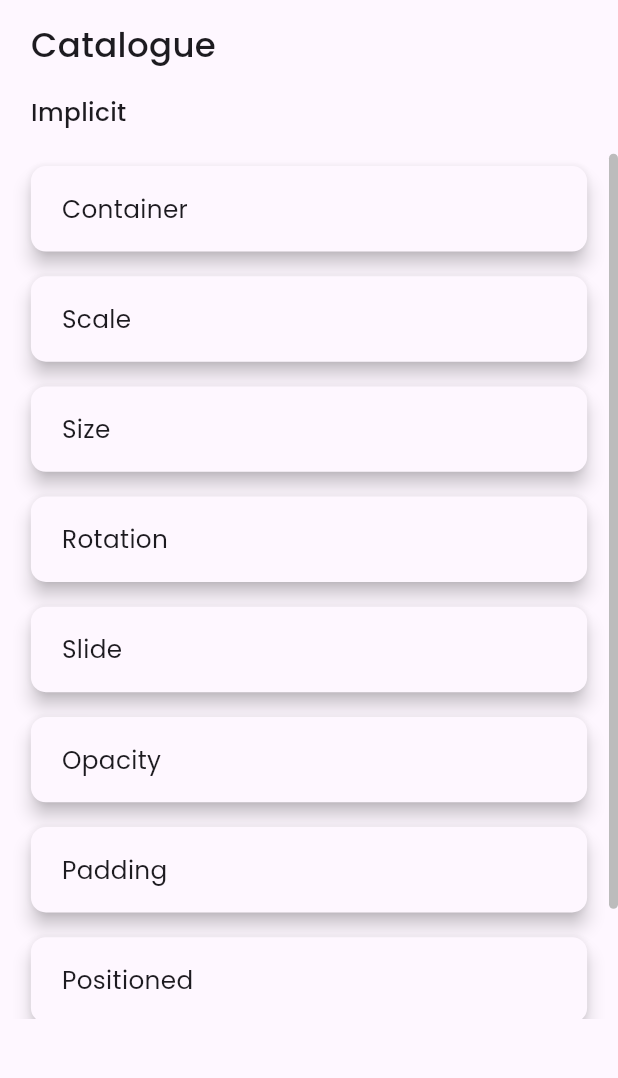
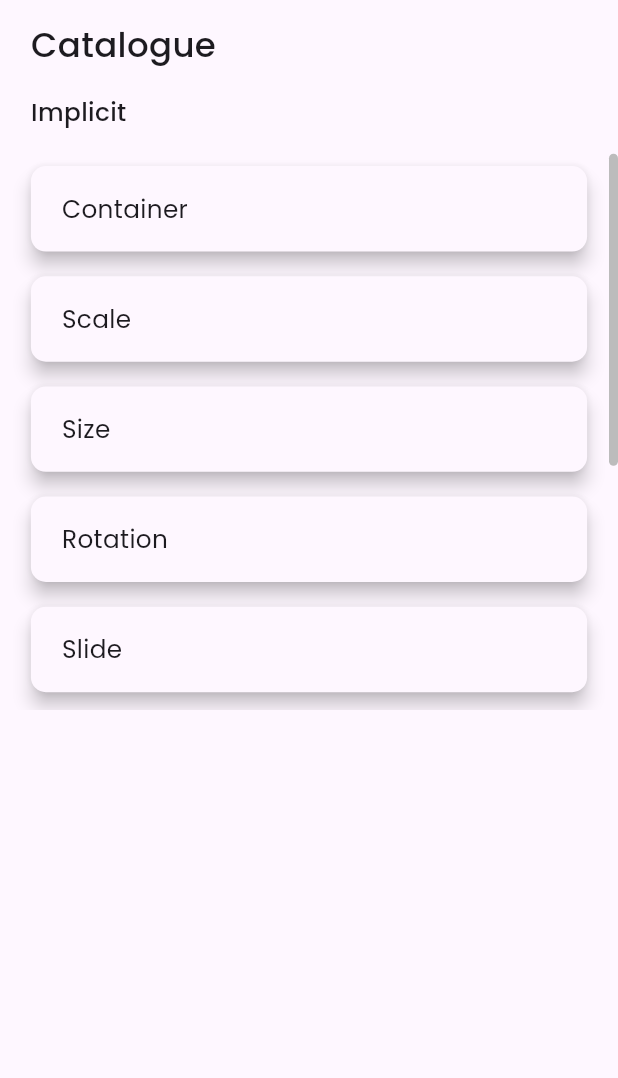
Before and after one commit to bhawesh2002/animotion_gallery, a Flutter app: the screen it shows after launch, on a phone screen of 412 x 824 dp, the part 63-1141 px from its top. Run offline on Flutter 3.47's test engine with Material 3 defaults, Android fonts, the phone set to English and light mode, and no system bars; our stand-ins replace google_fonts.

Commit message:
Update height of Scrollbar in Catalogue page

```diff
--- a/lib/pages/catalogue.dart
+++ b/lib/pages/catalogue.dart
@@ -72,7 +72,7 @@ class Catalogue extends StatelessWidget {
               dimension: 16,
             ),
             SizedBox(
-              height: MediaQuery.of(context).size.height * 0.7,
+              height: MediaQuery.of(context).size.height * 0.45,
               child: Scrollbar(
                 thumbVisibility: true,
                 thickness: 6,
```
